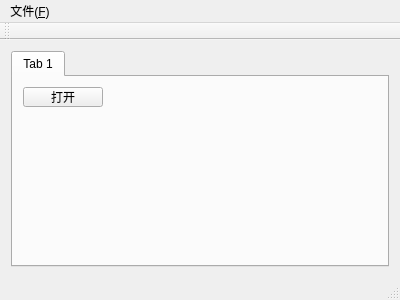
Above: mainwindow.ui from hydroide/src before the change. Below: the same form after it.
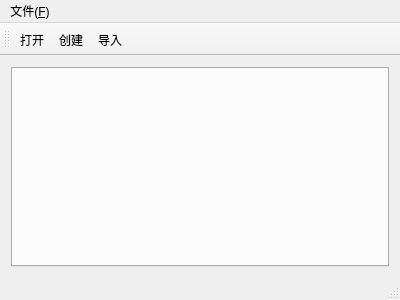
That is the form after the change.

Commit message: finish simple hydroide project for extration

The edit to the form file:
```diff
--- a/mainwindow.ui
+++ b/mainwindow.ui
@@ -20,24 +20,9 @@
       <property name="currentIndex">
        <number>0</number>
       </property>
-      <widget class="QWidget" name="tab">
-       <attribute name="title">
-        <string>Tab 1</string>
-       </attribute>
-       <widget class="QPushButton" name="pushButton">
-        <property name="geometry">
-         <rect>
-          <x>10</x>
-          <y>10</y>
-          <width>80</width>
-          <height>20</height>
-         </rect>
-        </property>
-        <property name="text">
-         <string>打开</string>
-        </property>
-       </widget>
-      </widget>
+      <property name="tabsClosable">
+       <bool>true</bool>
+      </property>
      </widget>
     </item>
    </layout>
@@ -65,8 +50,55 @@
    <attribute name="toolBarBreak">
     <bool>false</bool>
    </attribute>
+   <addaction name="actionOpen"/>
+   <addaction name="actionCreate"/>
+   <addaction name="actionImport"/>
   </widget>
   <widget class="QStatusBar" name="statusBar"/>
+  <action name="actionopen">
+   <property name="text">
+    <string>Open</string>
+   </property>
+  </action>
+  <action name="actioncreate">
+   <property name="text">
+    <string>create</string>
+   </property>
+  </action>
+  <action name="actionimport">
+   <property name="text">
+    <string>import</string>
+   </property>
+  </action>
+  <action name="actionOpen_File">
+   <property name="text">
+    <string>Open File</string>
+   </property>
+  </action>
+  <action name="actionOpen">
+   <property name="text">
+    <string>打开</string>
+   </property>
+   <property name="shortcut">
+    <string>Ctrl+Shift+O</string>
+   </property>
+  </action>
+  <action name="actionCreate">
+   <property name="text">
+    <string>创建</string>
+   </property>
+   <property name="shortcut">
+    <string>Ctrl+Shift+N</string>
+   </property>
+  </action>
+  <action name="actionImport">
+   <property name="text">
+    <string>导入</string>
+   </property>
+   <property name="shortcut">
+    <string>Ctrl+Shift+I</string>
+   </property>
+  </action>
  </widget>
  <layoutdefault spacing="6" margin="11"/>
  <resources/>
```
Left out of the diff: 5 changed lines with no effect on the pictures. The commit also changes 2 other files.
